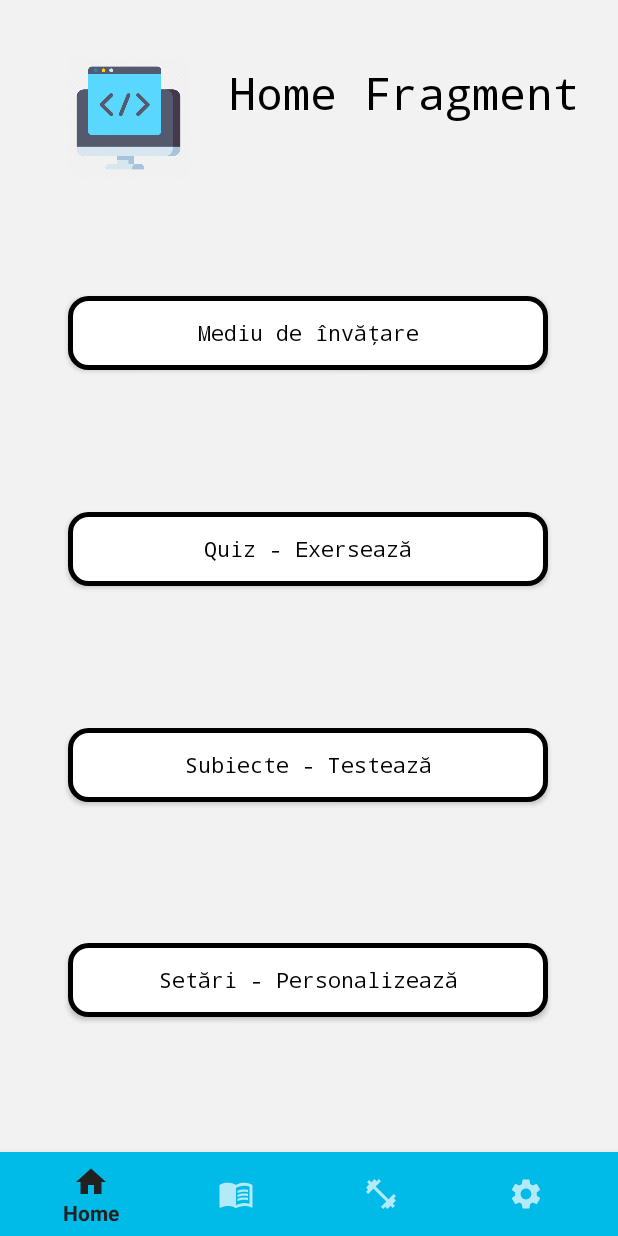
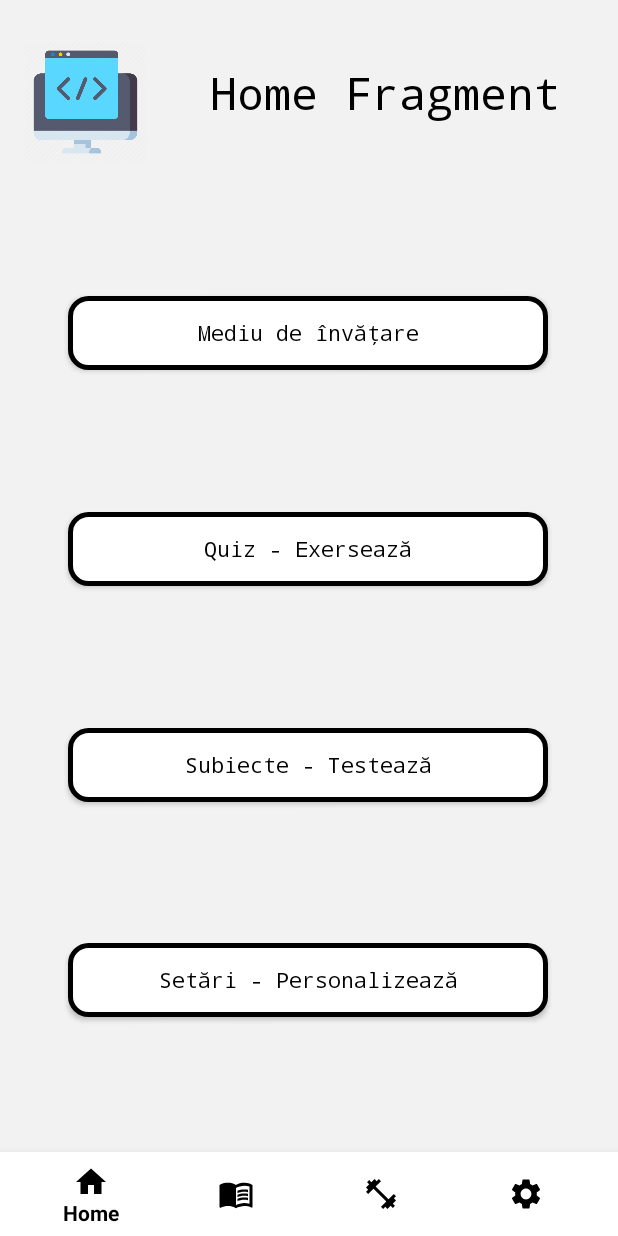
Before and after one commit to mariusionut03/InformaticaBacAPP, an Android app: the screen it shows after launch (MainActivity), on a phone screen of 412 x 824 dp. Run offline under Robolectric (Android 15) with nearby library versions, the phone set to English and light mode, and no system bars.

Commit message:
Update v0.002
1. Bottom navigation bar color + icons.

```diff
--- a/app/src/main/java/com/example/myapplication/HomeFragment.java
+++ b/app/src/main/java/com/example/myapplication/HomeFragment.java
@@ -4,15 +4,25 @@ import android.os.Bundle;
 import android.view.LayoutInflater;
 import android.view.View;
 import android.view.ViewGroup;
+import android.widget.Button;
 
 import androidx.annotation.Nullable;
 import androidx.fragment.app.Fragment;
 
 public class HomeFragment extends Fragment {
 
+    private Button learnbutton;
+
     @Nullable
     @Override
     public View onCreateView(LayoutInflater inflater, @Nullable ViewGroup container, @Nullable Bundle savedInstanceState) {
         return inflater.inflate(R.layout.fragment_home, container, false);
+
+        learnbutton.setOnClickListener(new View.OnClickListener() {
+            @Override
+            public void onClick(View v) {
+                learnbutton.setTextColor(000000);
+            }
+        });
     }
 }
--- a/app/src/main/res/drawable/buttonwhite.xml
+++ b/app/src/main/res/drawable/buttonwhite.xml
@@ -4,21 +4,21 @@
         <shape android:shape="rectangle"  >
             <corners android:radius="12dp" />
             <stroke android:width="3dp" android:color="#000000" />
-            <gradient android:angle="-90" android:startColor="#00bae8" android:endColor="#00ccff"  />
+            <solid android:color="#000000" />
         </shape>
     </item>
     <item android:state_focused="true">
         <shape android:shape="rectangle"  >
             <corners android:radius="12dp" />
-            <stroke android:width="3dp" android:color="#FF0000" />
-            <solid android:color="#ffffff"/>
+            <stroke android:width="3dp" android:color="#000000" />
+            <gradient android:angle="-90" android:startColor="#00bae8" android:endColor="#00ccff"  />
         </shape>
     </item>
     <item >
         <shape android:shape="rectangle"  >
             <corners android:radius="12dp" />
             <stroke android:width="3dp" android:color="#000000" />
-            <solid android:color="#FFFFFF" />
+            <solid android:color="#FFFFFF"/>
         </shape>
     </item>
 </selector>
--- a/app/src/main/res/layout/activity_main.xml
+++ b/app/src/main/res/layout/activity_main.xml
@@ -19,7 +19,10 @@
         android:layout_width="match_parent"
         android:layout_height="wrap_content"
         android:layout_alignParentBottom="true"
-        android:background="#00bae8"
-        app:menu="@menu/bottom_navigation" />
+        android:background="#FFFFFF"
+        app:itemIconTint="#000000"
+        app:itemTextColor="#000000"
+        app:menu="@menu/bottom_navigation">
+    </com.google.android.material.bottomnavigation.BottomNavigationView>
 
 </RelativeLayout>
--- a/app/src/main/res/layout/fragment_home.xml
+++ b/app/src/main/res/layout/fragment_home.xml
@@ -15,25 +15,25 @@
         android:textSize="30sp"
         app:layout_constraintBottom_toBottomOf="parent"
         app:layout_constraintEnd_toEndOf="parent"
-        app:layout_constraintHorizontal_bias="0.859"
+        app:layout_constraintHorizontal_bias="0.786"
         app:layout_constraintStart_toStartOf="parent"
         app:layout_constraintTop_toTopOf="parent"
         app:layout_constraintVertical_bias="0.158" />
 
     <Button
         android:id="@+id/buttonLearn"
+        style="@style/Theme.MyApplication"
         android:layout_width="320dp"
         android:layout_height="49dp"
+        android:background="@drawable/buttonwhite"
+        android:fontFamily="monospace"
         android:text="Mediu de învățare"
-        android:fontFamily="monospace"
-        style="@style/Theme.MyApplication"
-        android:background="@drawable/buttonwhite"
         app:layout_constraintBottom_toBottomOf="parent"
         app:layout_constraintEnd_toEndOf="parent"
         app:layout_constraintHorizontal_bias="0.494"
         app:layout_constraintStart_toStartOf="parent"
         app:layout_constraintTop_toTopOf="parent"
-        app:layout_constraintVertical_bias="0.275"/>
+        app:layout_constraintVertical_bias="0.275" />
 
     <Button
         android:id="@+id/buttonQuiz"
@@ -87,9 +87,9 @@
         android:background="@drawable/programming"
         app:layout_constraintBottom_toBottomOf="parent"
         app:layout_constraintEnd_toEndOf="parent"
-        app:layout_constraintHorizontal_bias="0.136"
+        app:layout_constraintHorizontal_bias="0.048"
         app:layout_constraintStart_toStartOf="parent"
         app:layout_constraintTop_toTopOf="parent"
-        app:layout_constraintVertical_bias="0.055" />
+        app:layout_constraintVertical_bias="0.04" />
 
 </androidx.constraintlayout.widget.ConstraintLayout>
--- a/app/src/main/res/values/strings.xml
+++ b/app/src/main/res/values/strings.xml
@@ -1,3 +1,3 @@
 <resources>
-    <string name="app_name">My Application</string>
+    <string name="app_name">Info Bac</string>
 </resources>
--- a/app/src/main/res/values/themedark.xml
+++ b/app/src/main/res/values/themedark.xml
@@ -4,7 +4,7 @@
         <!-- Primary brand color. -->
         <item name="colorPrimary">@color/purple_500</item>
         <item name="colorPrimaryVariant">@color/purple_700</item>
-        <item name="colorOnPrimary">@color/white</item>
+        <item name="colorOnPrimary">#000000</item>
         <!-- Secondary brand color. -->
         <item name="colorSecondary">@color/teal_200</item>
         <item name="colorSecondaryVariant">@color/teal_700</item>
--- a/app/src/main/res/values/themes.xml
+++ b/app/src/main/res/values/themes.xml
@@ -3,8 +3,8 @@
     <style name="Theme.MyApplication" parent="Theme.MaterialComponents.DayNight.DarkActionBar">
         <!-- Primary brand color. -->
         <item name="colorPrimary">#000000</item>
-        <item name="colorPrimaryVariant">@color/purple_700</item>
-        <item name="colorOnPrimary">@color/white</item>
+        <item name="colorPrimaryVariant">#000000</item>
+        <item name="colorOnPrimary">#000000</item>
         <!-- Secondary brand color. -->
         <item name="colorSecondary">@color/teal_200</item>
         <item name="colorSecondaryVariant">@color/teal_700</item>
--- a/build.gradle
+++ b/build.gradle
@@ -5,7 +5,7 @@ buildscript {
         mavenCentral()
     }
     dependencies {
-        classpath "com.android.tools.build:gradle:4.2.1"
+        classpath 'com.android.tools.build:gradle:4.2.2'
 
         // NOTE: Do not place your application dependencies here; they belong
         // in the individual module build.gradle files
```
